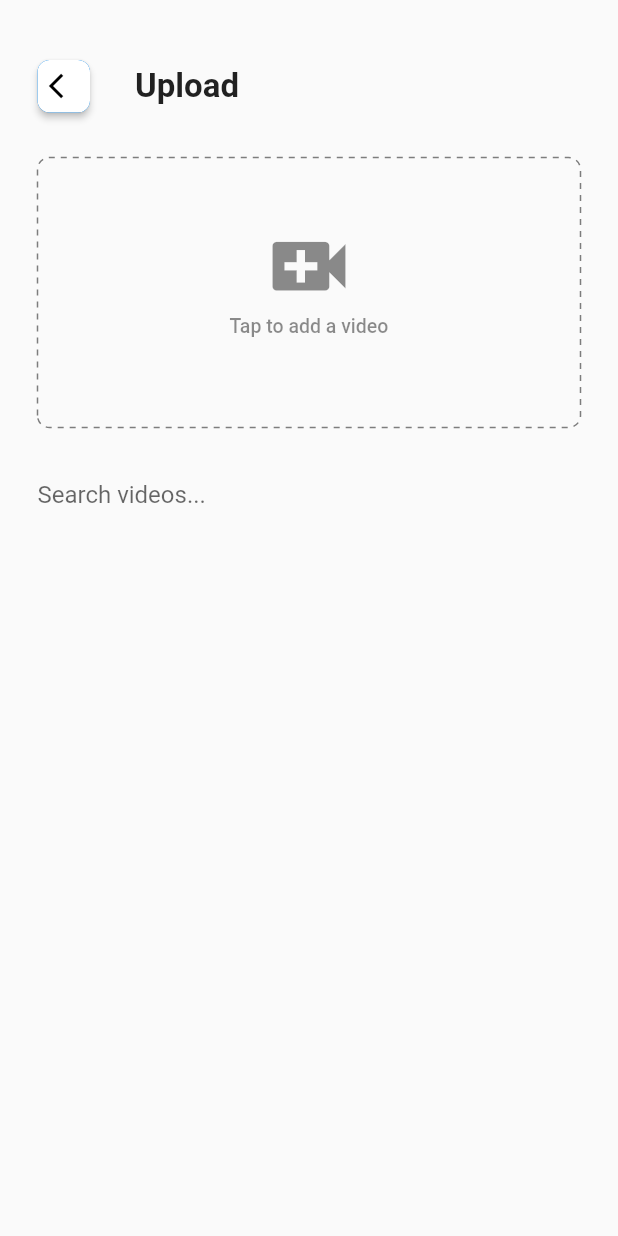
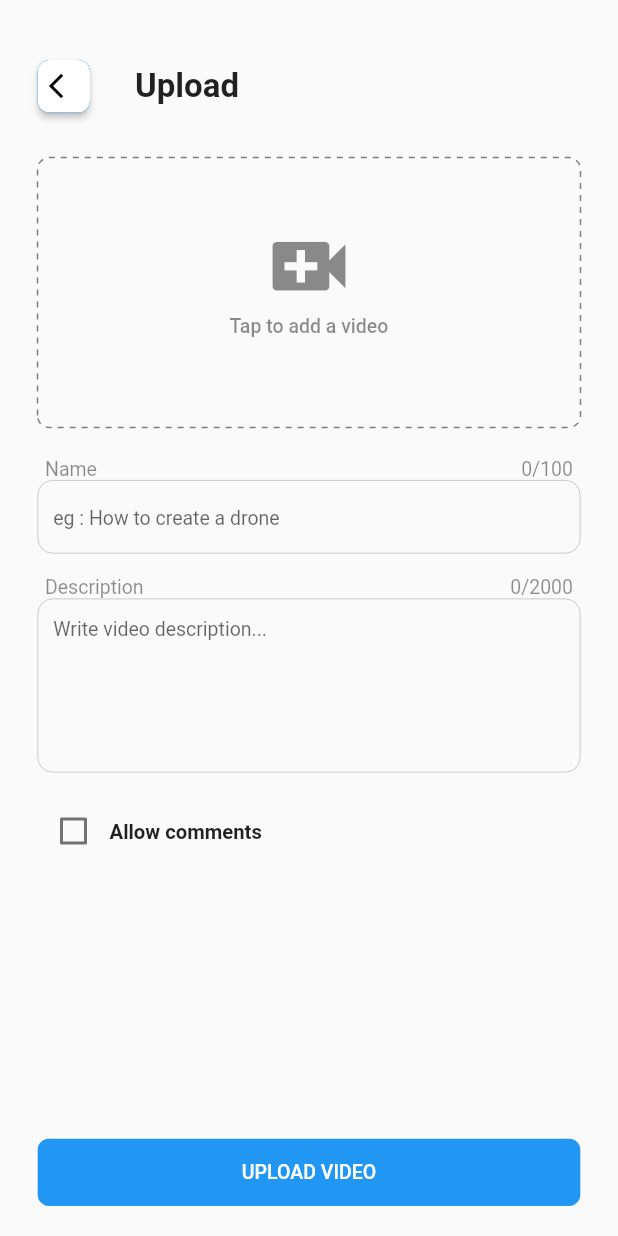
Before and after one commit to ShubhamKarki/APPUI, a Flutter app: the UploadScreen screen opened directly, on a phone screen of 412 x 824 dp. Run offline on Flutter 3.47's test engine with Material 2 defaults, Android fonts, the phone set to English and light mode, and no system bars; drawn by our look-alikes of dotted_border; our stand-ins replace flutter_svg, readmore.

Commit message:
Upload screen

```diff
--- a/lib/main.dart
+++ b/lib/main.dart
@@ -24,7 +24,7 @@ class MyApp extends StatelessWidget {
         primarySwatch: Colors.blue,
         visualDensity: VisualDensity.adaptivePlatformDensity,
       ),
-      home: Profile(),
+      home: UploadScreen(),
     );
   }
 }
--- a/lib/ui/uploads.dart
+++ b/lib/ui/uploads.dart
@@ -6,6 +6,35 @@ class UploadScreen extends StatelessWidget {
   @override
   Widget build(BuildContext context) {
     return Scaffold(
+      bottomNavigationBar: Container(
+        child: Padding(
+          padding: const EdgeInsets.fromLTRB(25, 5, 25, 20),
+          child: ClipRRect(
+            borderRadius: BorderRadius.circular(8.0),
+            child: Container(
+              height: 45,
+              width: MediaQuery.of(context).size.width,
+              child: Material(
+                borderRadius: BorderRadius.circular(8.0),
+                child: MaterialButton(
+                  minWidth: 200,
+                  onPressed: () {},
+                  color: Colors.blue,
+                  child: Row(
+                    mainAxisAlignment: MainAxisAlignment.center,
+                    children: [
+                      Text(
+                        'UPLOAD VIDEO',
+                        style: TextStyle(color: Colors.white, fontSize: 13),
+                      ),
+                    ],
+                  ),
+                ),
+              ),
+            ),
+          ),
+        ),
+      ),
       body: SafeArea(
         child: Container(
           child: Column(
@@ -20,7 +49,18 @@ class UploadScreen extends StatelessWidget {
                         _horzontalSizedHeight,
                         VideoUploadSection(),
                         _horzontalSizedHeight,
-                        InputField()
+                        InputField(
+                          title: 'Name',
+                          maxlength: 100,
+                          label: 'eg : How to create a drone',
+                        ),
+                        InputField(
+                          title: 'Description',
+                          maxlength: 2000,
+                          label: 'Write video description...',
+                          maxLines: 5,
+                        ),
+                        AllowComments(),
                       ],
                     ),
                   ),
@@ -38,17 +78,100 @@ class UploadScreen extends StatelessWidget {
   );
 }
 
-class InputField extends StatelessWidget {
+class AllowComments extends StatefulWidget {
+  @override
+  _AllowCommentsState createState() => _AllowCommentsState();
+}
+
+class _AllowCommentsState extends State<AllowComments> {
+  bool isSelected = false;
   @override
   Widget build(BuildContext context) {
-    return TextField(
-      style: TextStyle(),
-      decoration: InputDecoration(
-        hintText: "Search videos...",
-        hintStyle: TextStyle(),
-        border: InputBorder.none,
-        contentPadding: EdgeInsets.symmetric(vertical: 15),
-      ),
+    return Row(
+      children: [
+        Checkbox(
+            value: isSelected,
+            onChanged: (value) {
+              setState(() {
+                isSelected = value;
+              });
+            }),
+        Text(
+          'Allow comments',
+          style: TextStyle(fontSize: 13.5, fontWeight: FontWeight.w600),
+        )
+      ],
+    );
+  }
+}
+
+class InputField extends StatefulWidget {
+  final title;
+  final label;
+  final int maxlength;
+  final int maxLines;
+
+  const InputField(
+      {Key key,
+      this.title,
+      this.label,
+      this.maxlength = 100,
+      this.maxLines = 1})
+      : super(key: key);
+
+  @override
+  _InputFieldState createState() => _InputFieldState();
+}
+
+class _InputFieldState extends State<InputField> {
+  String input = '';
+  @override
+  Widget build(BuildContext context) {
+    return Column(
+      children: [
+        Padding(
+          padding: const EdgeInsets.symmetric(horizontal: 5),
+          child: Row(
+            mainAxisAlignment: MainAxisAlignment.spaceBetween,
+            children: [
+              Text(
+                widget.title ?? '',
+                style: TextStyle(fontSize: 13, color: Colors.black45),
+              ),
+              Text(
+                '${input.length}/${widget.maxlength}',
+                style: TextStyle(fontSize: 13, color: Colors.black45),
+              )
+            ],
+          ),
+        ),
+        Container(
+          decoration: BoxDecoration(
+              border: Border.all(width: .5, color: Colors.black26),
+              borderRadius: BorderRadius.circular(10)),
+          child: TextField(
+            style: TextStyle(),
+            onChanged: (value) {
+              setState(() {
+                input = value;
+              });
+            },
+            maxLines: widget.maxLines,
+            decoration: InputDecoration(
+              hintText: widget.label ?? '',
+              hintStyle: TextStyle(
+                fontSize: 13,
+              ),
+              border: InputBorder.none,
+              contentPadding:
+                  EdgeInsets.symmetric(vertical: 10, horizontal: 10),
+            ),
+          ),
+        ),
+        SizedBox(
+          height: 15,
+        ),
+      ],
     );
   }
 }
```
